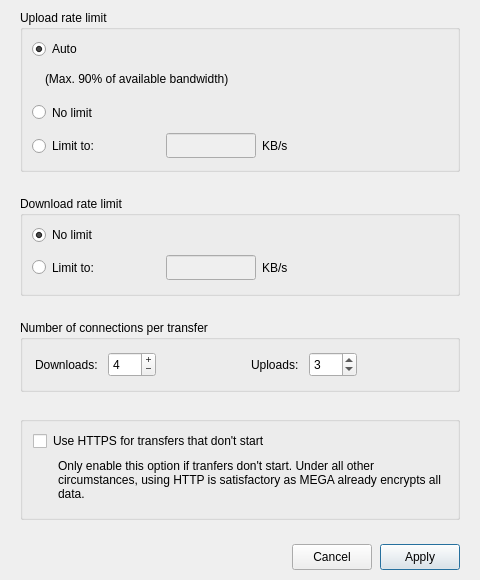
meganz/MEGAsync, file src/MEGASync/gui/ui/BandwidthSettings.ui: the form before one commit.
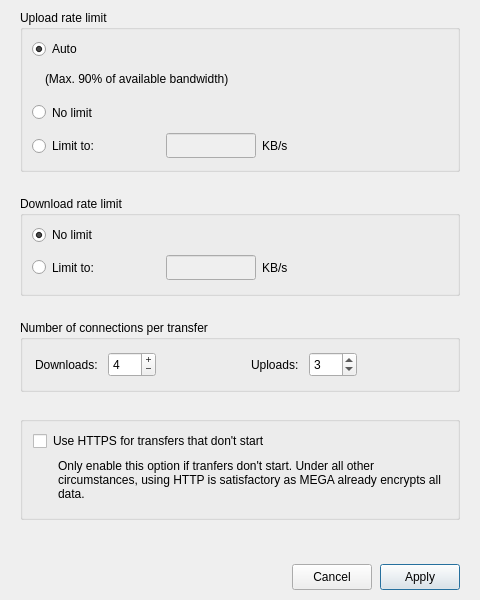
The form after the commit.

Commit message: SNC-5128: Increase bandwidth dialog height.

Patch:
```diff
--- a/src/MEGASync/gui/ui/BandwidthSettings.ui
+++ b/src/MEGASync/gui/ui/BandwidthSettings.ui
@@ -10,7 +10,7 @@
     <x>0</x>
     <y>0</y>
     <width>480</width>
-    <height>580</height>
+    <height>600</height>
    </rect>
   </property>
   <property name="sizePolicy">
@@ -22,7 +22,7 @@
   <property name="minimumSize">
    <size>
     <width>480</width>
-    <height>580</height>
+    <height>600</height>
    </size>
   </property>
   <property name="maximumSize">
```
